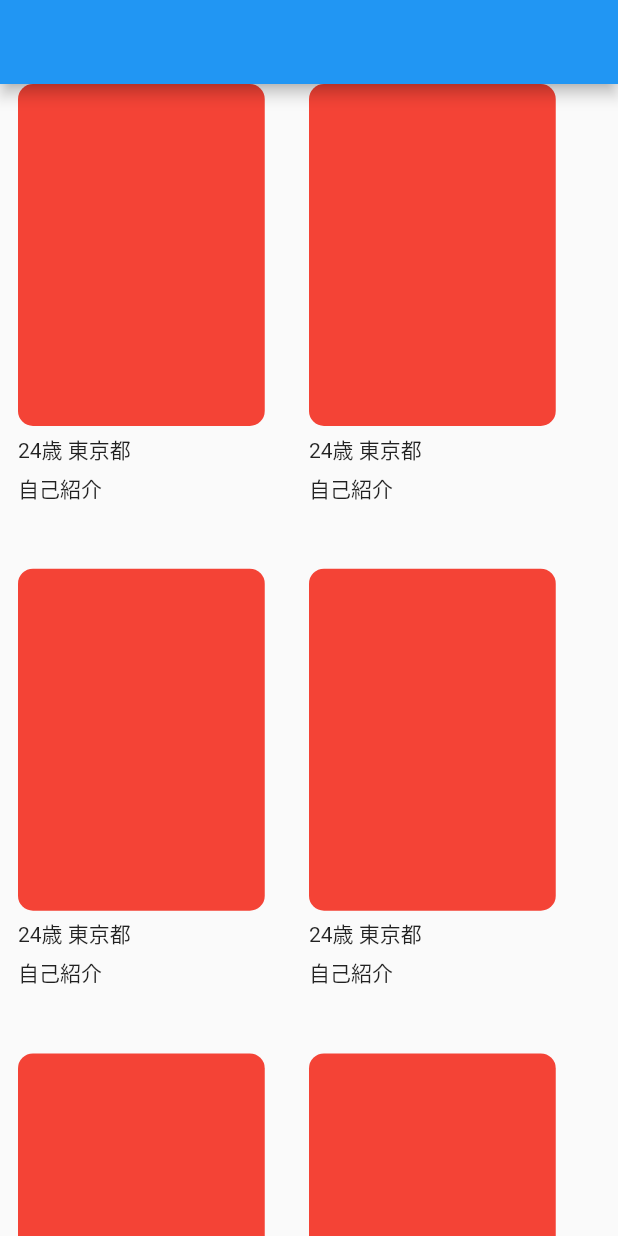
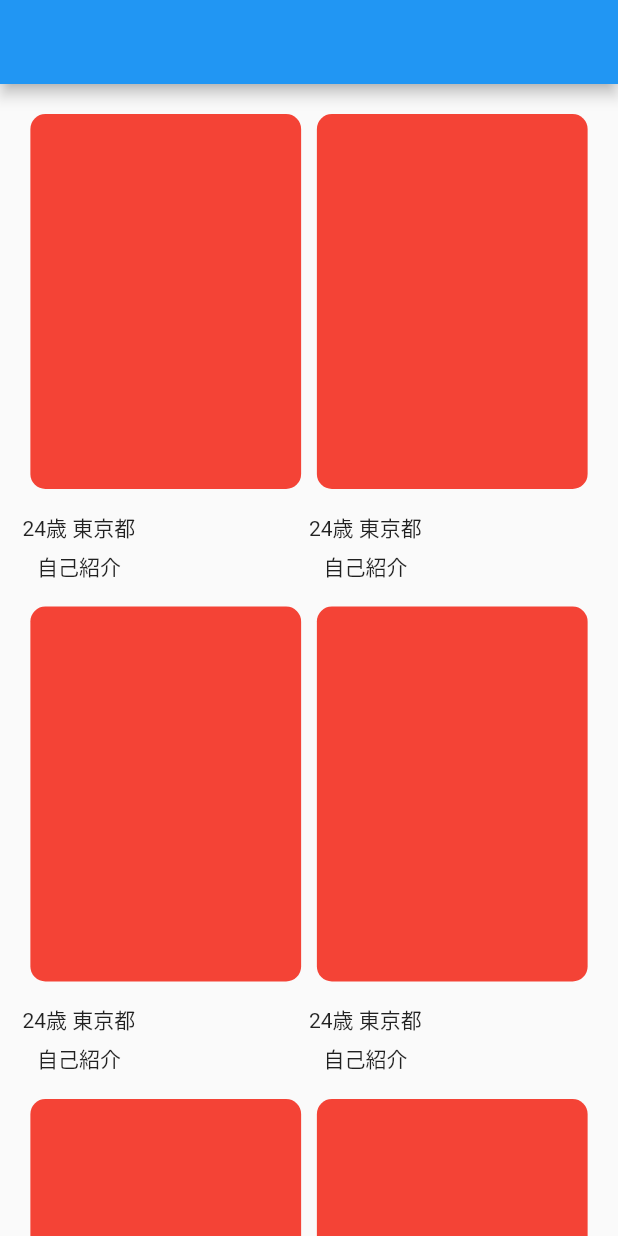
Before and after one commit to yyupyong/components-playground, a Flutter app: the screen it shows after launch, on a phone screen of 412 x 824 dp. Run offline on Flutter 3.47's test engine with Material 2 defaults, Android fonts, the phone set to English and light mode, and no system bars; our stand-ins replace go_router, swipe_cards; missing offline and left inert: tutorial_coach_mark, widgetbook.

Commit message:
一旦fix

```diff
--- a/lib/gridview/grid_view.dart
+++ b/lib/gridview/grid_view.dart
@@ -7,18 +7,21 @@ class GridContainer extends StatelessWidget {
   @override
   Widget build(BuildContext context) {
     return Column(
-      crossAxisAlignment: CrossAxisAlignment.start,
       children: [
         Container(
-          width: 164.5,
-          height: 228,
+          width: 180.5,
+          height: 250,
           decoration: BoxDecoration(
               color: Colors.red, borderRadius: BorderRadius.circular(10)),
         ),
-        SizedBox(height: 5),
+        const SizedBox(height: 15),
+        Row(
+          mainAxisAlignment: MainAxisAlignment.start,
+          children: [
             Column(
-          crossAxisAlignment: CrossAxisAlignment.start,
               children: [Text('24歳 東京都'), SizedBox(height: 5), Text('自己紹介')],
+            ),
+          ],
         )
       ],
     );
@@ -26,14 +29,11 @@ class GridContainer extends StatelessWidget {
 }
 
 Widget createGridView() {
-  return Padding(
-    padding: EdgeInsets.symmetric(horizontal: 12),
-    child: GridView.builder(
+  return GridView.builder(
+    padding: EdgeInsets.symmetric(horizontal: 15, vertical: 20),
     itemCount: 10,
     gridDelegate: const SliverGridDelegateWithFixedCrossAxisCount(
-        childAspectRatio: 164.5 / 274,
-        crossAxisCount: 2,
-      ),
+        childAspectRatio: 0.6, crossAxisCount: 2, mainAxisSpacing: 10),
     itemBuilder: (context, index) {
       return GestureDetector(
           onTap: () {
@@ -46,6 +46,5 @@ Widget createGridView() {
           },
           child: const GridContainer());
     },
-    ),
   );
 }
```
Lines whose indentation alone changed are shown as unchanged.
